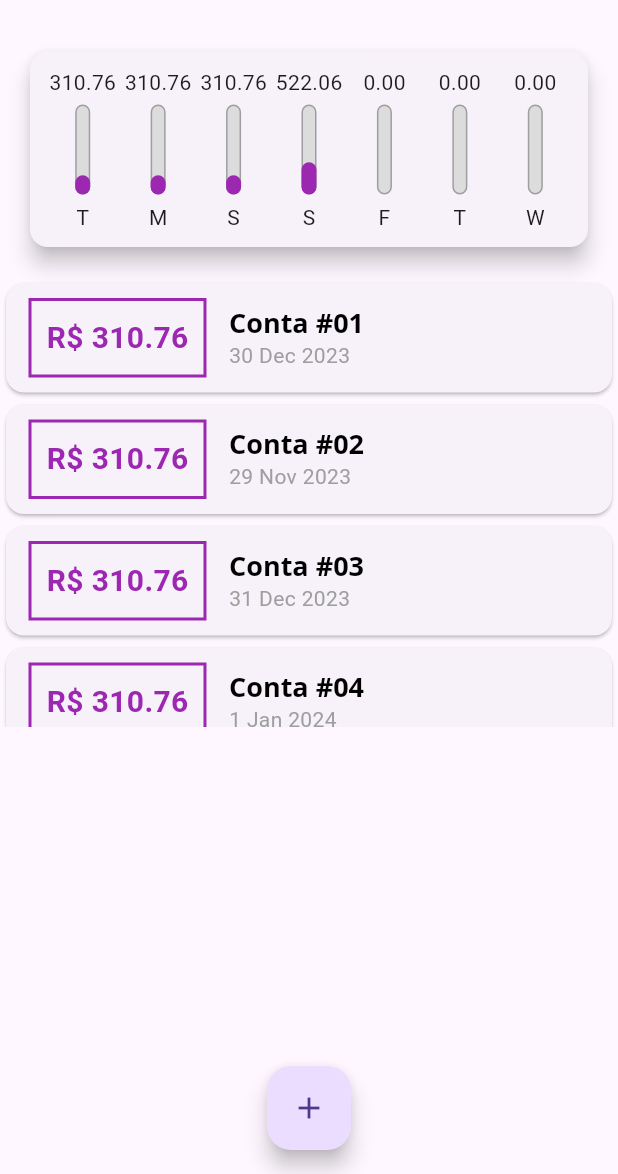
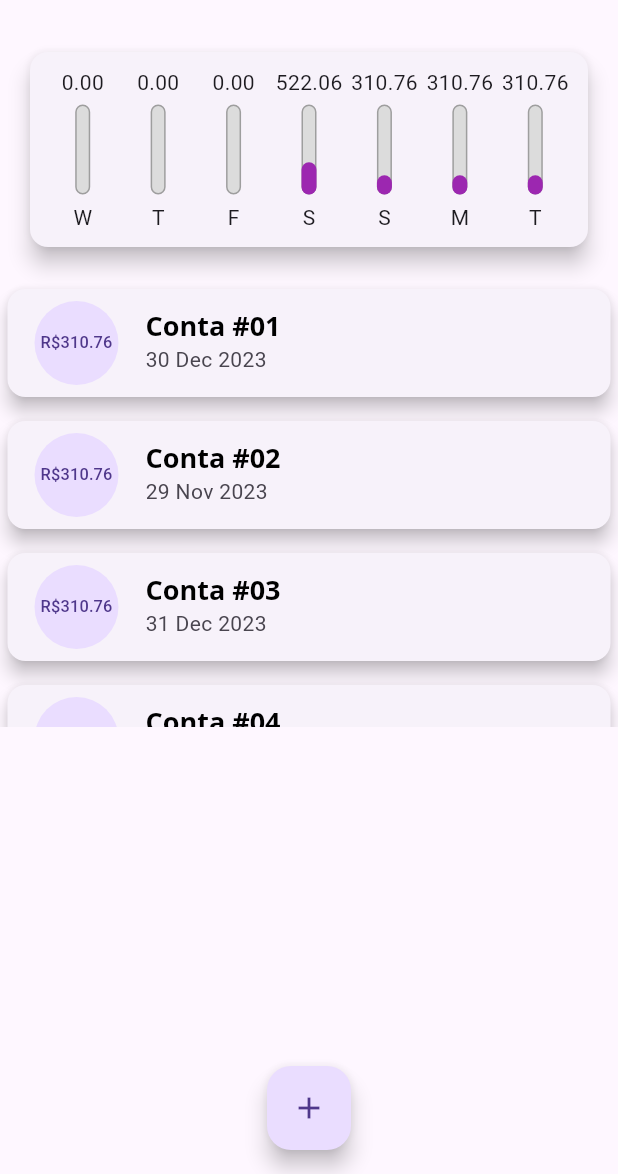
Before and after one commit to ArthurThuko/FlutterUdemy, a Flutter app: the screen it shows after launch, on a phone screen of 412 x 824 dp, the part 62-1236 px from its top. Run offline on Flutter 3.47's test engine with Material 3 defaults, Android fonts, the phone set to English and light mode, and no system bars.

Commit message:
Alterações

```diff
--- a/expenses/lib/components/chart.dart
+++ b/expenses/lib/components/chart.dart
@@ -30,7 +30,7 @@ class Chart extends StatelessWidget {
         'day': DateFormat.E().format(weeDay)[0],
         'value': totalSum,
       };
-    });
+    }).reversed.toList();
   }
 
   double get _weekTotalValue {
--- a/expenses/lib/components/chart_bar.dart
+++ b/expenses/lib/components/chart_bar.dart
@@ -15,8 +15,11 @@ class ChartBar extends StatelessWidget {
   Widget build(BuildContext context) {
     return Column(
       children: <Widget>[
-        FittedBox(
-          child: Text('${value.toStringAsFixed(2)}'),
+        Container(
+          height: 20,
+          child: FittedBox(
+            child: Text('${value.toStringAsFixed(2)}'),
+          ),
         ),
         SizedBox(height: 5),
         Container(
--- a/expenses/lib/components/transaction_list.dart
+++ b/expenses/lib/components/transaction_list.dart
@@ -34,42 +34,28 @@ class TransationList extends StatelessWidget {
               itemBuilder: (ctx, index) {
                 final tr = transactions[index];
                 return Card(
-                  child: Row(
-                    children: [
-                      Container(
+                  elevation: 5,
                   margin: EdgeInsets.symmetric(
-                          horizontal: 15,
-                          vertical: 10,
+                    vertical: 8,
+                    horizontal: 5,
                   ),
-                        decoration: BoxDecoration(
-                            border: Border.all(
-                          color: Theme.of(context).colorScheme.primary,
-                          width: 2,
-                        )),
-                        padding: EdgeInsets.all(10),
-                        child: Text(
-                          'R\$ ${tr.value.toStringAsFixed(2)}',
-                          style: TextStyle(
-                            fontWeight: FontWeight.bold,
-                            fontSize: 20,
-                            color: Theme.of(context).colorScheme.primary,
+                  child: ListTile(
+                    leading: CircleAvatar(
+                      radius: 30,
+                      child: Padding(
+                        padding: const EdgeInsets.all(6),
+                        child: FittedBox(
+                          child: Text('R\$${tr.value}'),
                         ),
                       ),
                     ),
-                      Column(
-                        crossAxisAlignment: CrossAxisAlignment.start,
-                        children: [
-                          Text(
+                    title: Text(
                       tr.title,
                       style: Theme.of(context).textTheme.titleLarge,
                     ),
-                          Text(
+                    subtitle: Text(
                       DateFormat('d MMM y').format(tr.date),
-                            style: TextStyle(color: Colors.grey),
                     ),
-                        ],
-                      )
-                    ],
                   ),
                 );
               },
```
Lines whose indentation alone changed are shown as unchanged.
